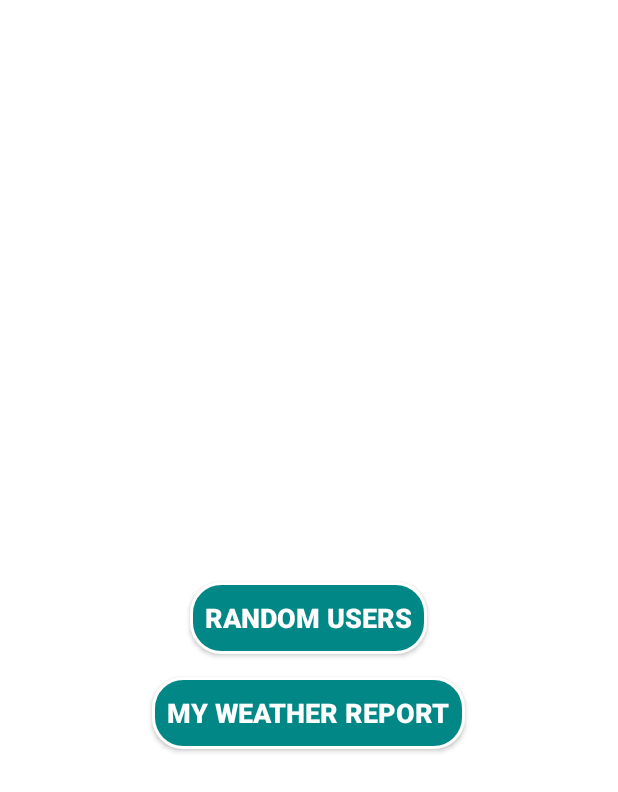
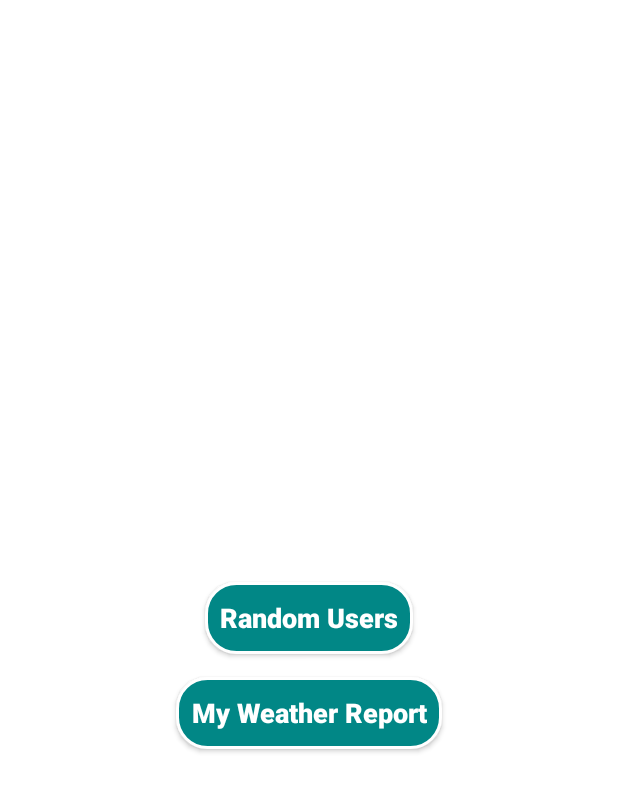
Before and after one commit to Desiaraj/randomuser, an Android app: the screen it shows after launch (MainActivity), on a phone screen of 412 x 824 dp. Shown: the top 792 px of the screen. Run offline under Robolectric (Android 15) with nearby library versions, the phone set to English and light mode, and no system bars.

Commit message:
initial commit

```diff
--- a/app/src/main/res/layout/activity_weather_report.xml
+++ b/app/src/main/res/layout/activity_weather_report.xml
@@ -9,12 +9,12 @@
 <androidx.swiperefreshlayout.widget.SwipeRefreshLayout
     android:layout_width="match_parent"
     android:layout_height="match_parent"
+    android:background="@drawable/weather_android"
     android:id="@+id/swr_refresh">
 
     <RelativeLayout
         android:layout_width="match_parent"
         android:layout_height="match_parent"
-        android:background="@drawable/weather_android"
         tools:context=".weatherReport.WeatherReportActivity">
 
         <LinearLayout
--- a/app/src/main/res/values-night/themes.xml
+++ b/app/src/main/res/values-night/themes.xml
@@ -15,8 +15,10 @@
     </style>
 
     <style name="Textstyle" parent="TextAppearance.AppCompat.Button">
-        <item name="android:textSize">20sp</item>
+        <item name="android:textSize">18sp</item>
         <item name="android:textStyle">bold</item>
+        <item name="textAllCaps">false</item>
+        <item name="android:padding">10dp</item>
         <item name="android:textColor">@color/purple_200</item>
     </style>
 </resources>
--- a/app/src/main/res/values/colors.xml
+++ b/app/src/main/res/values/colors.xml
@@ -2,9 +2,9 @@
 <resources>
     <color name="purple_200">#FFffffcc</color>
     <color name="purple_500">#FFffffff</color>
-    <color name="purple_700">#FFffff80</color>
+    <color name="purple_700">#FFe6e600</color>
     <color name="teal_200">#FF03DAC5</color>
     <color name="teal_700">#FF018786</color>
-    <color name="black">#FF000000</color>
+    <color name="black">#FF4d4d00</color>
     <color name="white">#FFFFFFFF</color>
 </resources>
--- a/app/src/main/res/values/themes.xml
+++ b/app/src/main/res/values/themes.xml
@@ -18,6 +18,7 @@
         <item name="android:textSize">18sp</item>
         <item name="android:textStyle">bold</item>
         <item name="android:padding">10dp</item>
+        <item name="textAllCaps">false</item>
         <item name="android:textColor">@color/purple_500</item>
     </style>
 </resources>
```
